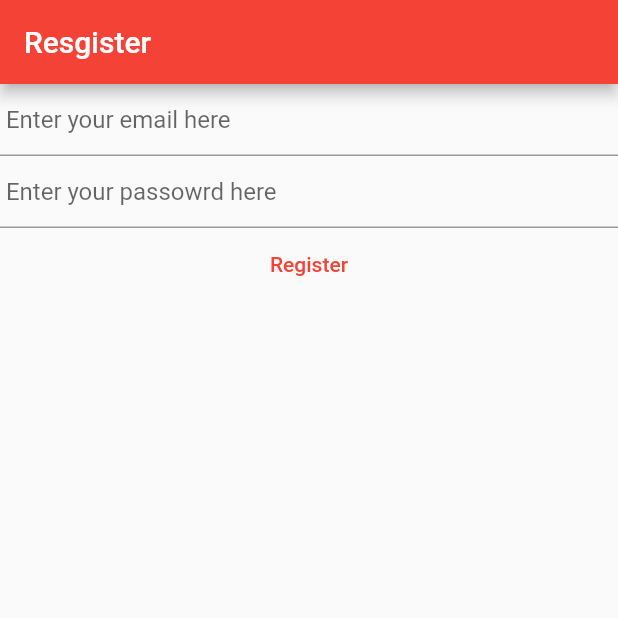
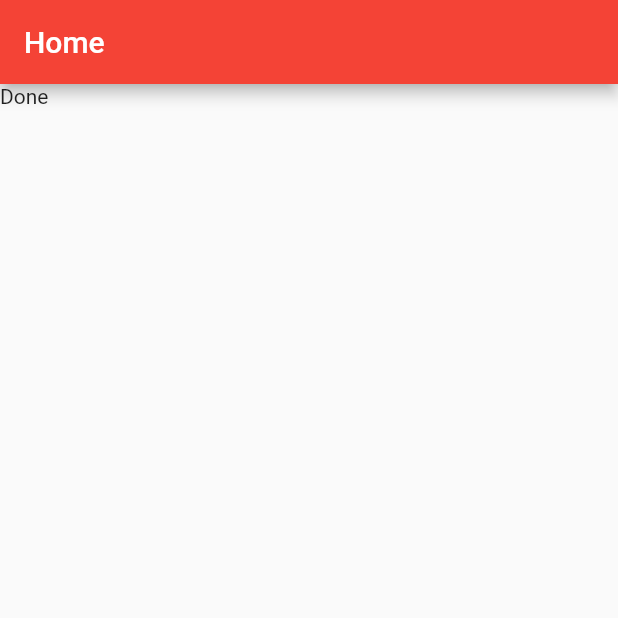
Before and after one commit to Yonathan-Wagaye/mynotes-flutter-app, a Flutter app: the screen it shows after launch, on a phone screen of 412 x 824 dp, the top half of it. Run offline on Flutter 3.47's test engine with Material 2 defaults, Android fonts, the phone set to English and light mode, and no system bars; our stand-ins replace firebase_auth, firebase_core; accounts and stored records are empty.

Commit message:
second commit

```diff
--- a/lib/main.dart
+++ b/lib/main.dart
@@ -1,11 +1,13 @@
-import 'dart:ffi';
-
+import 'package:firebase_auth/firebase_auth.dart';
 import 'package:firebase_core/firebase_core.dart';
 import 'package:flutter/material.dart';
-import 'package:firebase_auth/firebase_auth.dart';
+import 'package:mynotes/views/login_view.dart';
+import 'package:mynotes/views/register_view.dart';
+
 import 'firebase_options.dart';
 
 void main() {
+  WidgetsFlutterBinding.ensureInitialized();
   runApp(MaterialApp(
     title: 'Flutter Demo',
     theme: ThemeData(
@@ -15,66 +17,34 @@ void main() {
   ));
 }
 
-class HomePage extends StatefulWidget {
+class HomePage extends StatelessWidget {
   const HomePage({super.key});
-
-  @override
-  State<HomePage> createState() => _HomePageState();
-}
-
-class _HomePageState extends State<HomePage> {
-  late final TextEditingController _email;
-  late final TextEditingController _password;
-
-  @override
-  void initState() {
-    _email = TextEditingController();
-    _password = TextEditingController();
-
-    super.initState();
-  }
-
-  @override
-  void dispose() {
-    _email.dispose();
-    _password.dispose();
-    super.dispose();
-  }
 
   @override
   Widget build(BuildContext context) {
     return Scaffold(
-      appBar:
-          AppBar(title: const Text("Resgister"), backgroundColor: Colors.red),
-      body: Column(children: [
-        TextField(
-          controller: _email,
-          enableSuggestions: false,
-          autocorrect: false,
-          keyboardType: TextInputType.emailAddress,
-          decoration: const InputDecoration(hintText: ' Enter your email here'),
-        ),
-        TextField(
-          controller: _password,
-          enableSuggestions: false,
-          autocorrect: false,
-          obscureText: true,
-          decoration:
-              const InputDecoration(hintText: ' Enter your passowrd here'),
-        ),
-        TextButton(
-            onPressed: () async {
-              await Firebase.initializeApp(
-                  options: DefaultFirebaseOptions.currentPlatform);
-              final email = _email.text;
-              final password = _password.text;
-              final userCredentials = await FirebaseAuth.instance
-                  .createUserWithEmailAndPassword(
-                      email: email, password: password);
-              print(userCredentials);
-            },
-            child: const Text("Register"))
-      ]),
+      appBar: AppBar(
+        title: const Text("Home"),
+        backgroundColor: Colors.red,
+      ),
+      body: FutureBuilder(
+        future: Firebase.initializeApp(
+            options: DefaultFirebaseOptions.currentPlatform),
+        builder: (context, snapshot) {
+          switch (snapshot.connectionState) {
+            case (ConnectionState.done):
+              final currentUser = FirebaseAuth.instance.currentUser;
+              if (currentUser?.emailVerified ?? false) {
+                print("You have verified your email");
+              } else {
+                print("You have not verified your email");
+              }
+              return const Text('Done');
+            default:
+              return const Text("Loading...");
+          }
+        },
+      ),
     );
   }
 }
```
Also changed, not shown: lib/views/login_view.dart (added, +86 -0 lines), lib/views/register_view.dart (added, +89 -0 lines).
